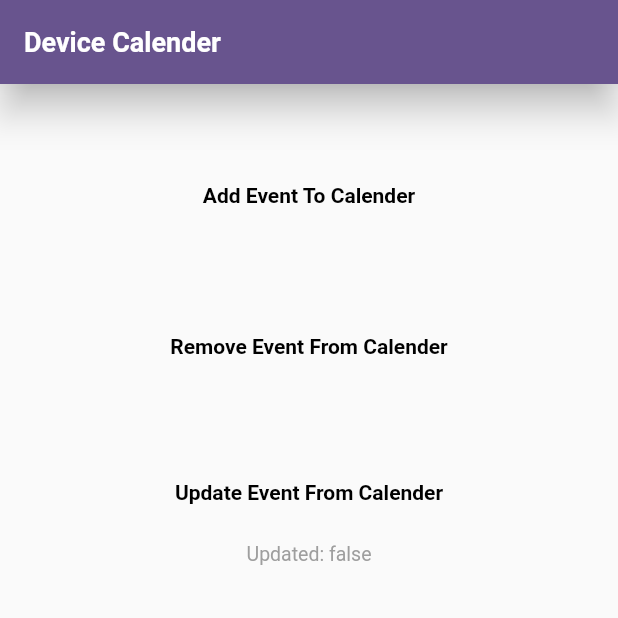
After one commit to fadyZaherEng/App_Events_Device_Calender, a Flutter app: the screen it shows after launch, after a tap on "Update Event From Calender", on a phone screen of 412 x 824 dp, the top half of it. The commit adds this screen. Run offline on Flutter 3.47's test engine with Material 2 defaults, Android fonts, the phone set to English and light mode, and no system bars; our stand-ins replace flutter_native_timezone; missing offline and left inert: device_calendar.

Commit message:
Calender Add And Remove Events Implementation

```diff
--- /dev/null
+++ b/lib/constants.dart
@@ -0,0 +1,7 @@
+String eventID = "";
+
+String calenderID = "";
+
+bool removeStatus = false;
+
+bool updateStatus = false;
--- /dev/null
+++ b/lib/home/widgets/home_body_content_widget.dart
@@ -0,0 +1,133 @@
+import 'package:calender/constants.dart';
+import 'package:calender/home/utils/add_event_to_calender.dart';
+import 'package:calender/home/utils/event_model.dart';
+import 'package:calender/home/utils/remove_event_from_calender.dart';
+import 'package:calender/home/utils/update_event_calender.dart';
+import 'package:device_calendar/device_calendar.dart';
+import 'package:flutter/material.dart';
+
+class HomeBodyContentWidget extends StatefulWidget {
+  final DeviceCalendarPlugin deviceCalendarPlugin;
+
+  const HomeBodyContentWidget({
+    super.key,
+    required this.deviceCalendarPlugin,
+  });
+
+  @override
+  State<HomeBodyContentWidget> createState() => _HomeBodyContentWidgetState();
+}
+
+class _HomeBodyContentWidgetState extends State<HomeBodyContentWidget> {
+  @override
+  Widget build(BuildContext context) {
+    return Padding(
+      padding: const EdgeInsets.all(50.0),
+      child: SizedBox(
+        width: double.infinity,
+        child: Column(
+          mainAxisAlignment: MainAxisAlignment.start,
+          crossAxisAlignment: CrossAxisAlignment.center,
+          children: [
+            TextButton(
+              onPressed: () async {
+                EventModel? eventModel = await addEventToCalender(
+                  deviceCalendarPlugin: widget.deviceCalendarPlugin,
+                );
+                if (eventModel != null) {
+                  calenderID = eventModel.calenderId;
+                  eventID = eventModel.eventId;
+                }
+                setState(() {});
+              },
+              child: const Text(
+                "Add Event To Calender",
+                style: TextStyle(
+                  color: Colors.black,
+                  fontWeight: FontWeight.bold,
+                ),
+              ),
+            ),
+            const SizedBox(height: 10),
+            Text(
+              eventID,
+              style: const TextStyle(
+                fontWeight: FontWeight.bold,
+                fontSize: 20,
+                color: Colors.black,
+              ),
+            ),
+            const SizedBox(height: 20),
+            TextButton(
+              onPressed: () async {
+                removeStatus = await removeEventFromCalender(
+                      deviceCalendarPlugin: widget.deviceCalendarPlugin,
+                      eventId: eventID,
+                      calenderId: calenderID,
+                    ) ??
+                    false;
+                eventID = "";
+                calenderID = "";
+                setState(() {});
+              },
+              child: const Text(
+                "Remove Event From Calender",
+                style: TextStyle(
+                  color: Colors.black,
+                  fontWeight: FontWeight.bold,
+                ),
+              ),
+            ),
+            const SizedBox(height: 10),
+            Text(
+              removeStatus == true
+                  ? "Event Remove Status is: $removeStatus"
+                  : "",
+              style: const TextStyle(
+                fontWeight: FontWeight.bold,
+                fontSize: 16,
+                color: Colors.black,
+              ),
+            ),
+            const SizedBox(height: 20),
+            TextButton(
+              onPressed: () async {
+                EventModel? eventModel = await updateEventFromCalender(
+                  deviceCalendarPlugin: widget.deviceCalendarPlugin,
+                  eventId: eventID,
+                  calenderId: calenderID,
+                );
+                if (eventModel != null) {
+                  eventID = eventModel.eventId;
+                  calenderID = eventModel.calenderId;
+                  removeStatus = false;
+                  updateStatus = eventModel.status;
+                }
+                setState(() {});
+              },
+              child: const Text(
+                "Update Event From Calender",
+                style: TextStyle(
+                  color: Colors.black,
+                  fontWeight: FontWeight.bold,
+                ),
+              ),
+            ),
+            const SizedBox(height: 10),
+            Text(
+              updateStatus == true
+                  ? "Event Update Status is: $updateStatus"
+                  : "Updated: $updateStatus",
+              style: TextStyle(
+                fontWeight:
+                    updateStatus == false ? FontWeight.normal : FontWeight.bold,
+                fontSize: updateStatus == false ? 13 : 16,
+                color: updateStatus == false ? Colors.grey : Colors.black,
+              ),
+            ),
+          ],
+        ),
+      ),
+    );
+  }
+}
--- a/pubspec.yaml
+++ b/pubspec.yaml
@@ -30,7 +30,6 @@ environment:
 dependencies:
   flutter:
     sdk: flutter
-
 
   # The following adds the Cupertino Icons font to your application.
   # Use with the CupertinoIcons class for iOS style icons.
```
Also changed, not shown: lib/home/home_screen.dart (+3 -119 lines).
